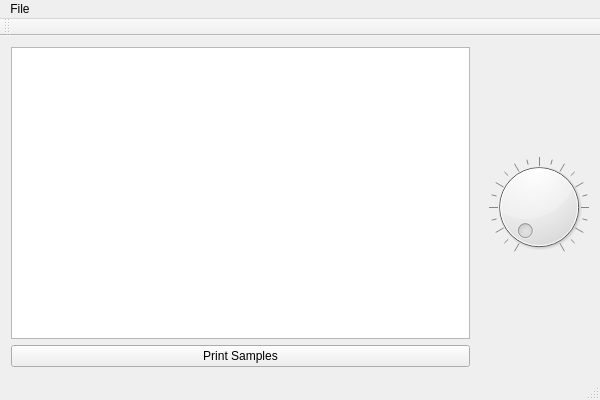
This is mainwindow.ui in rizzlesauce/image-manipulator as Qt 5 draws it before an edit. The edited form follows.
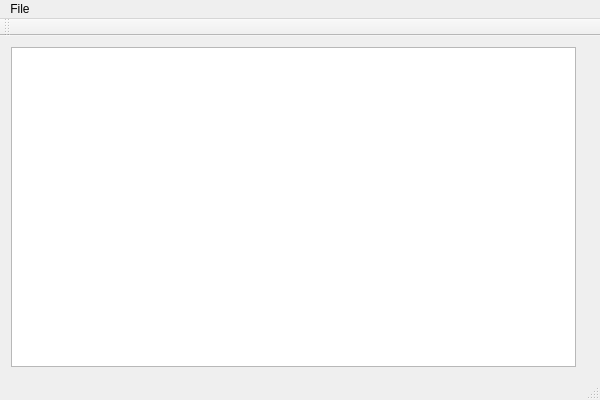
This is the edited form.

```diff
--- a/mainwindow.ui
+++ b/mainwindow.ui
@@ -26,13 +26,6 @@
       <item>
        <widget class="QPlainTextEdit" name="plainTextEdit"/>
       </item>
-      <item>
-       <widget class="QPushButton" name="printSamplesButton">
-        <property name="text">
-         <string>Print Samples</string>
-        </property>
-       </widget>
-      </item>
      </layout>
     </item>
     <item>
@@ -42,22 +35,6 @@
       </property>
      </widget>
     </item>
-    <item>
-     <widget class="QDial" name="dial">
-      <property name="maximum">
-       <number>100</number>
-      </property>
-      <property name="wrapping">
-       <bool>false</bool>
-      </property>
-      <property name="notchTarget">
-       <double>5.000000000000000</double>
-      </property>
-      <property name="notchesVisible">
-       <bool>true</bool>
-      </property>
-     </widget>
-    </item>
    </layout>
   </widget>
   <widget class="QToolBar" name="mainToolBar">
```
